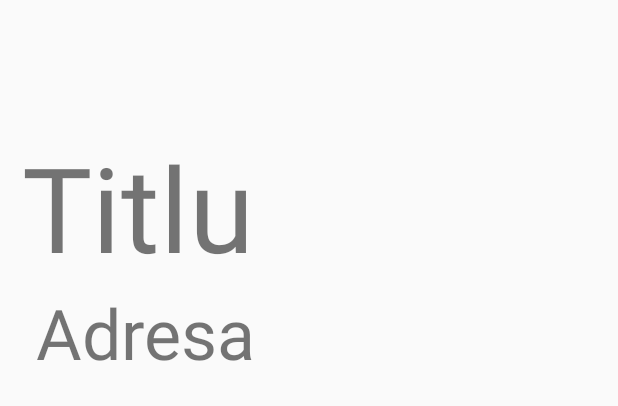
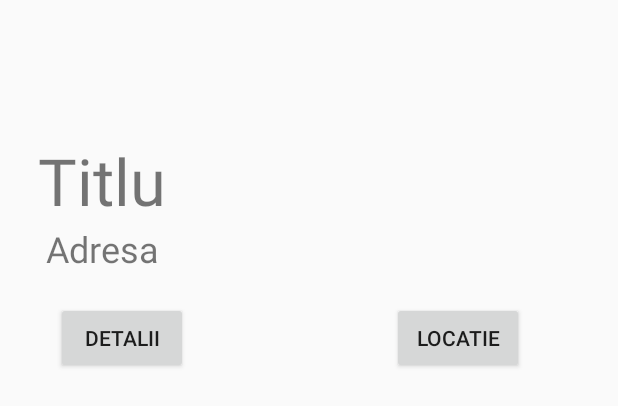
Before and after one commit to IulianRo3/Geolocation-App, an Android app: the layout list_layout.xml on its own in the app's theme, with its tools: preview values and no code run, on a phone screen of 412 x 824 dp. Shown: the top 406 px of the screen. Run offline under Robolectric (Android 15) with nearby library versions, the phone set to English and light mode, and no system bars.

Commit message:
Improved search, added and implemented show location button in search results, added as a placeholder a button for show details in search results.

```diff
--- a/app/src/main/res/layout/list_layout.xml
+++ b/app/src/main/res/layout/list_layout.xml
@@ -6,11 +6,11 @@
 
     <TextView
         android:id="@+id/nume_text"
-        android:layout_width="380dp"
-        android:layout_height="105dp"
+        android:layout_width="357dp"
+        android:layout_height="58dp"
         android:autoSizeTextType="uniform"
         android:text="@string/Titlu"
-        android:textSize="24sp"
+        android:textSize="12sp"
         app:layout_constraintBottom_toBottomOf="parent"
         app:layout_constraintEnd_toEndOf="parent"
         app:layout_constraintHorizontal_bias="0.461"
@@ -20,15 +20,39 @@
 
     <TextView
         android:id="@+id/adresa_text"
-        android:layout_width="362dp"
-        android:layout_height="62dp"
+        android:layout_width="348dp"
+        android:layout_height="33dp"
         android:autoSizeTextType="uniform"
         android:text="@string/Adresa"
-        android:textSize="22sp"
+        android:textSize="12sp"
         app:layout_constraintBottom_toBottomOf="parent"
         app:layout_constraintEnd_toEndOf="parent"
         app:layout_constraintHorizontal_bias="0.483"
         app:layout_constraintStart_toStartOf="parent"
         app:layout_constraintTop_toBottomOf="@+id/nume_text"
         app:layout_constraintVertical_bias="0.0" />
+
+    <Button
+        android:id="@+id/buttonLocatie"
+        android:layout_width="wrap_content"
+        android:layout_height="wrap_content"
+        android:text="Locatie"
+        app:layout_constraintBottom_toBottomOf="parent"
+        app:layout_constraintEnd_toEndOf="parent"
+        app:layout_constraintHorizontal_bias="0.806"
+        app:layout_constraintStart_toStartOf="parent"
+        app:layout_constraintTop_toBottomOf="@+id/adresa_text"
+        app:layout_constraintVertical_bias="0.031" />
+
+    <Button
+        android:id="@+id/buttonDetalii"
+        android:layout_width="wrap_content"
+        android:layout_height="wrap_content"
+        android:text="Detalii"
+        app:layout_constraintBottom_toBottomOf="parent"
+        app:layout_constraintEnd_toStartOf="@+id/buttonLocatie"
+        app:layout_constraintHorizontal_bias="0.216"
+        app:layout_constraintStart_toStartOf="parent"
+        app:layout_constraintTop_toBottomOf="@+id/adresa_text"
+        app:layout_constraintVertical_bias="0.031" />
 </androidx.constraintlayout.widget.ConstraintLayout>
```
Also changed, not shown: app/src/main/java/com/example/harta/ui/home/HomeFragment.java (+82 -65 lines).
